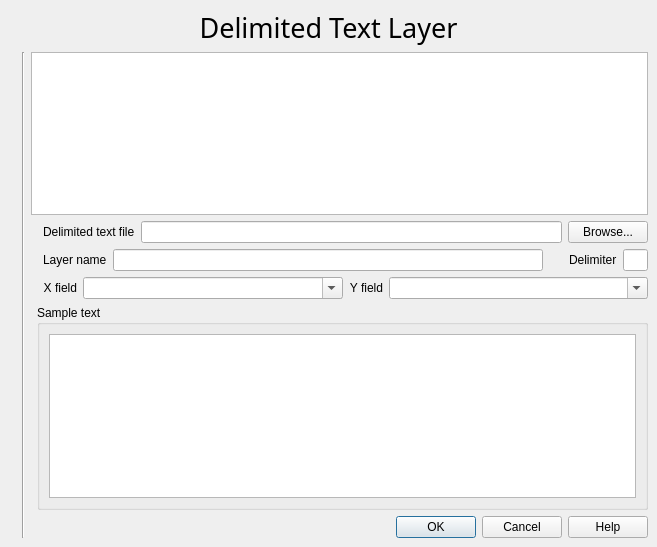
gopal-bhatt/PIHMgis, file src/plugins/delimited_text/qgsdelimitedtextpluginguibase.ui: the form before one commit.
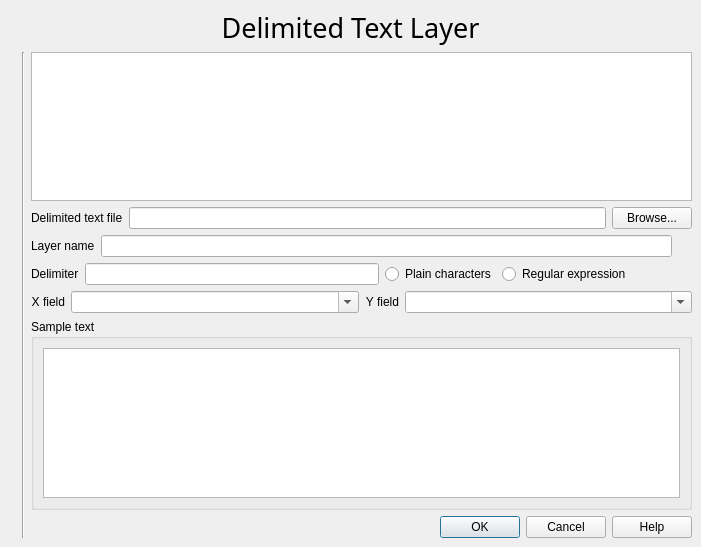
The form after the commit. Icons and pictures are not drawn. Custom widgets are drawn as their Qt base class.

Patch:
```diff
--- a/src/plugins/delimited_text/qgsdelimitedtextpluginguibase.ui
+++ b/src/plugins/delimited_text/qgsdelimitedtextpluginguibase.ui
@@ -5,7 +5,7 @@
    <rect>
     <x>0</x>
     <y>0</y>
-    <width>657</width>
+    <width>701</width>
     <height>547</height>
    </rect>
   </property>
@@ -19,10 +19,22 @@
    <property name="margin" >
     <number>9</number>
    </property>
-   <property name="spacing" >
+   <property name="topMargin" >
+    <number>9</number>
+   </property>
+   <property name="rightMargin" >
+    <number>9</number>
+   </property>
+   <property name="bottomMargin" >
+    <number>9</number>
+   </property>
+   <property name="horizontalSpacing" >
     <number>6</number>
    </property>
-   <item row="0" column="0" colspan="5" >
+   <property name="verticalSpacing" >
+    <number>6</number>
+   </property>
+   <item row="0" column="0" colspan="3" >
     <widget class="QLabel" name="txtHeading" >
      <property name="font" >
       <font>
@@ -43,27 +55,20 @@
      </property>
     </widget>
    </item>
-   <item rowspan="6" row="1" column="0" >
-    <widget class="QLabel" name="pixmapLabel1" >
-     <property name="pixmap" >
-      <pixmap resource="delimited_text.qrc" >:/new/prefix1/delimited_text.png</pixmap>
-     </property>
-     <property name="scaledContents" >
+   <item row="1" column="2" >
+    <widget class="QTextEdit" name="teInstructions" >
+     <property name="readOnly" >
       <bool>true</bool>
      </property>
-    </widget>
-   </item>
-   <item row="6" column="4" >
-    <widget class="QDialogButtonBox" name="buttonBox" >
-     <property name="orientation" >
-      <enum>Qt::Horizontal</enum>
+     <property name="html" >
+      <string>&lt;html>&lt;head>&lt;meta name="qrichtext" content="1" />&lt;style type="text/css">
+p, li { white-space: pre-wrap; }
+&lt;/style>&lt;/head>&lt;body style=" font-family:'Verdana'; font-size:10pt; font-weight:400; font-style:normal;">
+&lt;p style="-qt-paragraph-type:empty; margin-top:0px; margin-bottom:0px; margin-left:0px; margin-right:0px; -qt-block-indent:0; text-indent:0px;">&lt;/p>&lt;/body>&lt;/html></string>
      </property>
-     <property name="standardButtons" >
-      <set>QDialogButtonBox::Cancel|QDialogButtonBox::Help|QDialogButtonBox::NoButton|QDialogButtonBox::Ok</set>
-     </property>
     </widget>
    </item>
-   <item row="3" column="4" >
+   <item row="5" column="2" >
     <layout class="QHBoxLayout" >
      <property name="margin" >
       <number>0</number>
@@ -72,64 +77,72 @@
       <number>6</number>
      </property>
      <item>
-      <widget class="QLabel" name="textLabel1_2" >
+      <widget class="QLabel" name="textLabel2" >
        <property name="text" >
-        <string>Layer name</string>
+        <string>&lt;p align="right">X field&lt;/p></string>
        </property>
       </widget>
      </item>
      <item>
-      <widget class="QLineEdit" name="txtLayerName" >
+      <widget class="QComboBox" name="cmbXField" >
+       <property name="sizePolicy" >
+        <sizepolicy vsizetype="Fixed" hsizetype="Expanding" >
+         <horstretch>0</horstretch>
+         <verstretch>0</verstretch>
+        </sizepolicy>
+       </property>
+       <property name="minimumSize" >
+        <size>
+         <width>120</width>
+         <height>0</height>
+        </size>
+       </property>
        <property name="toolTip" >
         <string>Name to display in the map legend</string>
        </property>
        <property name="whatsThis" >
         <string>Name displayed in the map legend</string>
        </property>
+       <property name="editable" >
+        <bool>true</bool>
+       </property>
       </widget>
      </item>
      <item>
-      <spacer>
-       <property name="orientation" >
-        <enum>Qt::Horizontal</enum>
-       </property>
-       <property name="sizeType" >
-        <enum>QSizePolicy::Fixed</enum>
-       </property>
-       <property name="sizeHint" >
-        <size>
-         <width>20</width>
-         <height>21</height>
-        </size>
-       </property>
-      </spacer>
-     </item>
-     <item>
-      <widget class="QLabel" name="textLabel3" >
+      <widget class="QLabel" name="textLabel2_2" >
        <property name="text" >
-        <string>Delimiter</string>
+        <string>&lt;p align="right">Y field&lt;/p></string>
        </property>
       </widget>
      </item>
      <item>
-      <widget class="QLineEdit" name="txtDelimiter" >
-       <property name="maximumSize" >
+      <widget class="QComboBox" name="cmbYField" >
+       <property name="sizePolicy" >
+        <sizepolicy vsizetype="Fixed" hsizetype="Expanding" >
+         <horstretch>0</horstretch>
+         <verstretch>0</verstretch>
+        </sizepolicy>
+       </property>
+       <property name="minimumSize" >
         <size>
-         <width>25</width>
-         <height>32767</height>
+         <width>120</width>
+         <height>0</height>
         </size>
        </property>
        <property name="toolTip" >
         <string>Delimiter to use when splitting fields in the text file. The delimiter can be more than one character.</string>
        </property>
        <property name="whatsThis" >
-        <string>Delimiter to use when splitting fields in the delimited text file. The delimiter can be 1 or more characters in length.</string>
+        <string>Name of the field containing y values. Choose a field from the list. The list is generated by parsing the header row of the delimited text file.</string>
+       </property>
+       <property name="editable" >
+        <bool>true</bool>
        </property>
       </widget>
      </item>
     </layout>
    </item>
-   <item row="2" column="4" >
+   <item row="2" column="2" >
     <layout class="QHBoxLayout" >
      <property name="margin" >
       <number>0</number>
@@ -175,7 +188,7 @@
      </item>
     </layout>
    </item>
-   <item row="4" column="4" >
+   <item row="3" column="2" >
     <layout class="QHBoxLayout" >
      <property name="margin" >
       <number>0</number>
@@ -184,89 +197,61 @@
       <number>6</number>
      </property>
      <item>
-      <widget class="QLabel" name="textLabel2" >
+      <widget class="QLabel" name="textLabel1_2" >
        <property name="text" >
-        <string>&lt;p align="right">X field&lt;/p></string>
+        <string>Layer name</string>
        </property>
       </widget>
      </item>
      <item>
-      <widget class="QComboBox" name="cmbXField" >
-       <property name="sizePolicy" >
-        <sizepolicy>
-         <hsizetype>7</hsizetype>
-         <vsizetype>0</vsizetype>
-         <horstretch>0</horstretch>
-         <verstretch>0</verstretch>
-        </sizepolicy>
-       </property>
-       <property name="minimumSize" >
-        <size>
-         <width>120</width>
-         <height>0</height>
-        </size>
-       </property>
+      <widget class="QLineEdit" name="txtLayerName" >
        <property name="toolTip" >
         <string>Name of the field containing x values</string>
        </property>
        <property name="whatsThis" >
         <string>Name of the field containing x values. Choose a field from the list. The list is generated by parsing the header row of the delimited text file.</string>
        </property>
-       <property name="editable" >
-        <bool>true</bool>
-       </property>
       </widget>
      </item>
      <item>
-      <widget class="QLabel" name="textLabel2_2" >
-       <property name="text" >
-        <string>&lt;p align="right">Y field&lt;/p></string>
+      <spacer>
+       <property name="orientation" >
+        <enum>Qt::Horizontal</enum>
        </property>
-      </widget>
-     </item>
-     <item>
-      <widget class="QComboBox" name="cmbYField" >
-       <property name="sizePolicy" >
-        <sizepolicy>
-         <hsizetype>7</hsizetype>
-         <vsizetype>0</vsizetype>
-         <horstretch>0</horstretch>
-         <verstretch>0</verstretch>
-        </sizepolicy>
+       <property name="sizeType" >
+        <enum>QSizePolicy::Fixed</enum>
        </property>
-       <property name="minimumSize" >
+       <property name="sizeHint" >
         <size>
-         <width>120</width>
-         <height>0</height>
+         <width>20</width>
+         <height>21</height>
         </size>
        </property>
-       <property name="toolTip" >
-        <string>Name of the field containing y values</string>
-       </property>
-       <property name="whatsThis" >
-        <string>Name of the field containing y values. Choose a field from the list. The list is generated by parsing the header row of the delimited text file.</string>
-       </property>
-       <property name="editable" >
-        <bool>true</bool>
-       </property>
-      </widget>
+      </spacer>
      </item>
     </layout>
    </item>
-   <item rowspan="6" row="1" column="1" >
-    <widget class="Line" name="line1" >
-     <property name="frameShape" >
-      <enum>QFrame::VLine</enum>
-     </property>
-     <property name="frameShadow" >
-      <enum>QFrame::Sunken</enum>
-     </property>
+   <item row="7" column="2" >
+    <widget class="QDialogButtonBox" name="buttonBox" >
      <property name="orientation" >
-      <enum>Qt::Vertical</enum>
+      <enum>Qt::Horizontal</enum>
      </property>
+     <property name="standardButtons" >
+      <set>QDialogButtonBox::Cancel|QDialogButtonBox::Help|QDialogButtonBox::NoButton|QDialogButtonBox::Ok</set>
+     </property>
     </widget>
    </item>
-   <item row="5" column="3" colspan="2" >
+   <item rowspan="7" row="1" column="0" >
+    <widget class="QLabel" name="pixmapLabel1" >
+     <property name="pixmap" >
+      <pixmap resource="delimited_text.qrc" >:/delimited_text.png</pixmap>
+     </property>
+     <property name="scaledContents" >
+      <bool>false</bool>
+     </property>
+    </widget>
+   </item>
+   <item row="6" column="2" >
     <widget class="QGroupBox" name="groupBox" >
      <property name="title" >
       <string>Sample text</string>
@@ -275,7 +260,19 @@
       <property name="margin" >
        <number>9</number>
       </property>
-      <property name="spacing" >
+      <property name="topMargin" >
+       <number>9</number>
+      </property>
+      <property name="rightMargin" >
+       <number>9</number>
+      </property>
+      <property name="bottomMargin" >
+       <number>9</number>
+      </property>
+      <property name="horizontalSpacing" >
+       <number>6</number>
+      </property>
+      <property name="verticalSpacing" >
        <number>6</number>
       </property>
       <item row="0" column="0" >
@@ -288,19 +285,115 @@
      </layout>
     </widget>
    </item>
-   <item row="1" column="2" colspan="3" >
-    <widget class="QTextEdit" name="teInstructions" >
-     <property name="readOnly" >
-      <bool>true</bool>
+   <item rowspan="7" row="1" column="1" >
+    <widget class="Line" name="line1" >
+     <property name="frameShape" >
+      <enum>QFrame::VLine</enum>
      </property>
-     <property name="html" >
-      <string>&lt;html>&lt;head>&lt;meta name="qrichtext" content="1" />&lt;style type="text/css">
-p, li { white-space: pre-wrap; }
-&lt;/style>&lt;/head>&lt;body style=" font-family:'Sans Serif'; font-size:9pt; font-weight:400; font-style:normal; text-decoration:none;">
-&lt;p style="-qt-paragraph-type:empty; margin-top:0px; margin-bottom:0px; margin-left:0px; margin-right:0px; -qt-block-indent:0; text-indent:0px;">&lt;/p>&lt;/body>&lt;/html></string>
+     <property name="frameShadow" >
+      <enum>QFrame::Sunken</enum>
+     </property>
+     <property name="orientation" >
+      <enum>Qt::Vertical</enum>
      </property>
     </widget>
    </item>
+   <item row="4" column="2" >
+    <layout class="QHBoxLayout" >
+     <property name="spacing" >
+      <number>6</number>
+     </property>
+     <property name="leftMargin" >
+      <number>0</number>
+     </property>
+     <property name="topMargin" >
+      <number>0</number>
+     </property>
+     <property name="rightMargin" >
+      <number>0</number>
+     </property>
+     <property name="bottomMargin" >
+      <number>0</number>
+     </property>
+     <item>
+      <widget class="QLabel" name="textLabel3" >
+       <property name="sizePolicy" >
+        <sizepolicy vsizetype="Preferred" hsizetype="Minimum" >
+         <horstretch>0</horstretch>
+         <verstretch>0</verstretch>
+        </sizepolicy>
+       </property>
+       <property name="text" >
+        <string>Delimiter</string>
+       </property>
+      </widget>
+     </item>
+     <item>
+      <widget class="QLineEdit" name="txtDelimiter" >
+       <property name="sizePolicy" >
+        <sizepolicy vsizetype="Fixed" hsizetype="Expanding" >
+         <horstretch>0</horstretch>
+         <verstretch>0</verstretch>
+        </sizepolicy>
+       </property>
+       <property name="maximumSize" >
+        <size>
+         <width>32767</width>
+         <height>32767</height>
+        </size>
+       </property>
+       <property name="toolTip" >
+        <string>Delimiter to use when splitting fields in the text file. The delimiter can be more than one character.</string>
+       </property>
+       <property name="whatsThis" >
+        <string>Delimiter to use when splitting fields in the delimited text file. The delimiter can be 1 or more characters in length.</string>
+       </property>
+      </widget>
+     </item>
+     <item>
+      <widget class="QRadioButton" name="delimiterPlain" >
+       <property name="toolTip" >
+        <string>The delimiter is taken as is</string>
+       </property>
+       <property name="whatsThis" >
+        <string>The delimiter is taken as is</string>
+       </property>
+       <property name="text" >
+        <string>Plain characters</string>
+       </property>
+      </widget>
+     </item>
+     <item>
+      <widget class="QRadioButton" name="delimiterRegexp" >
+       <property name="toolTip" >
+        <string>The delimiter is a regular expression</string>
+       </property>
+       <property name="whatsThis" >
+        <string>The delimiter is a regular expression</string>
+       </property>
+       <property name="text" >
+        <string>Regular expression</string>
+       </property>
+      </widget>
+     </item>
+     <item>
+      <spacer>
+       <property name="orientation" >
+        <enum>Qt::Horizontal</enum>
+       </property>
+       <property name="sizeType" >
+        <enum>QSizePolicy::Minimum</enum>
+       </property>
+       <property name="sizeHint" >
+        <size>
+         <width>61</width>
+         <height>20</height>
+        </size>
+       </property>
+      </spacer>
+     </item>
+    </layout>
+   </item>
   </layout>
  </widget>
  <layoutdefault spacing="6" margin="11" />
```
Left out of the diff: 59 changed lines with no effect on the pictures.
